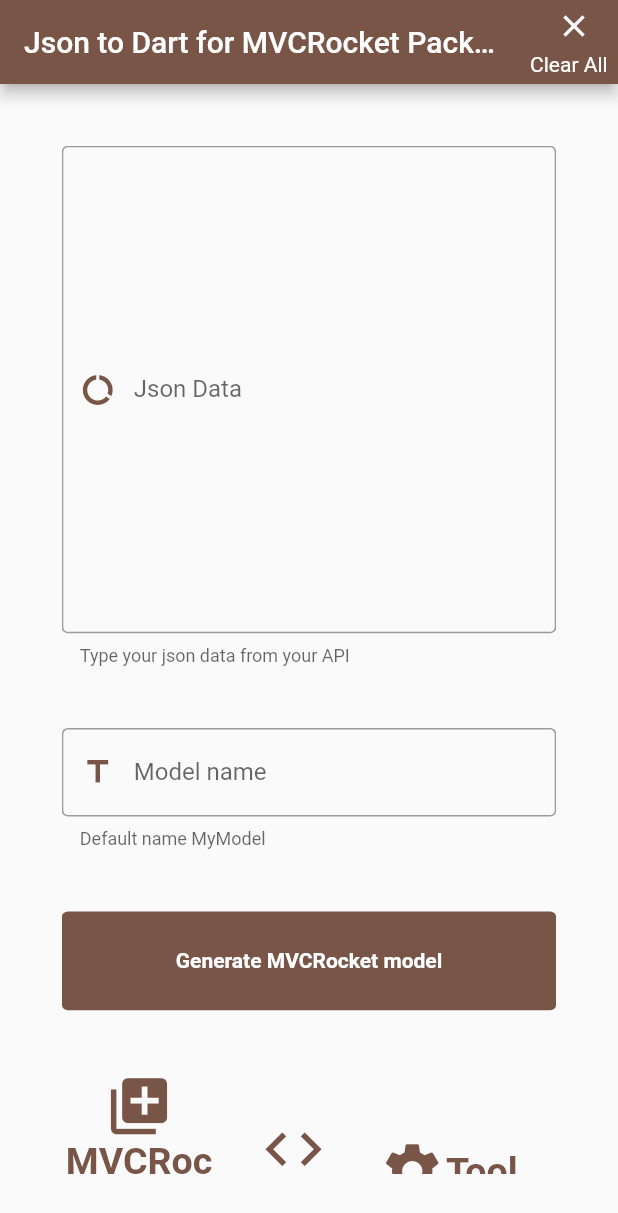
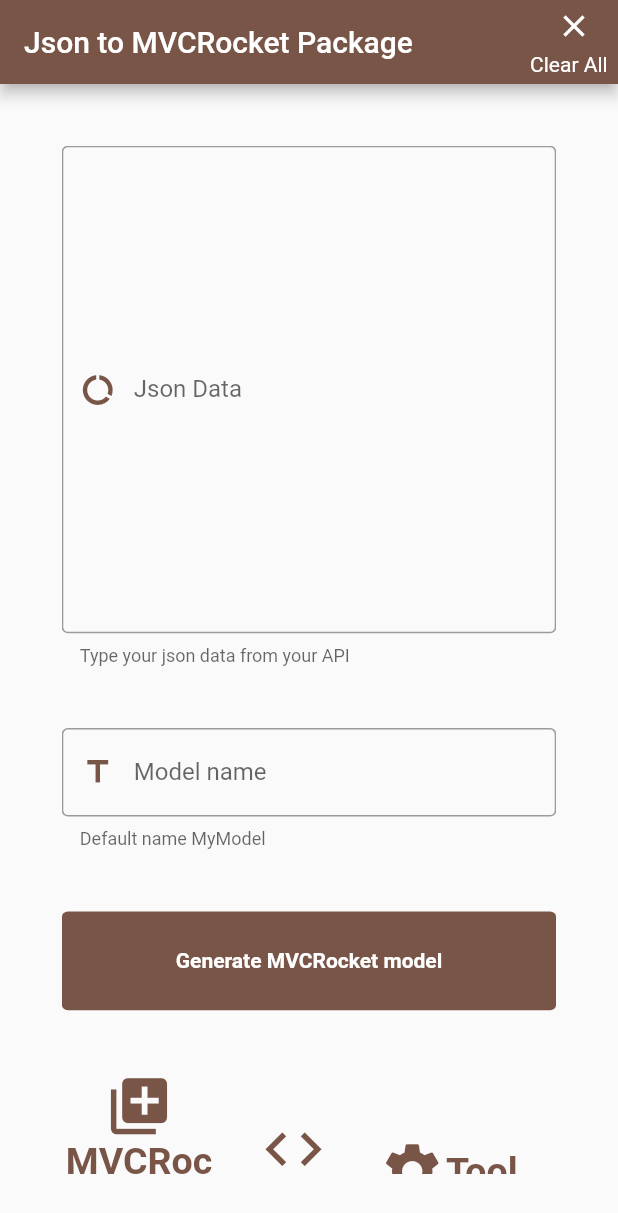
Before and after one commit to JahezAcademy/rocket2dart, a Flutter app: the screen it shows after launch, on a phone screen of 412 x 824 dp. Shown: the top 1213 px of the screen. Run offline on Flutter 3.47's test engine with Material 2 defaults, Android fonts, the phone set to English and light mode, and no system bars; our stand-ins replace url_launcher_web; missing offline and left inert: dart_style.

Commit message:
for create PR

```diff
--- a/lib/main.dart
+++ b/lib/main.dart
@@ -15,7 +15,7 @@ class MyApp extends StatelessWidget {
       theme: ThemeData(
         primarySwatch: Colors.brown,
       ),
-      home: MyHomePage(title: 'Json to Dart for MVCRocket Package'),
+      home: MyHomePage(title: 'Json to MVCRocket Package'),
     );
   }
 }
```
